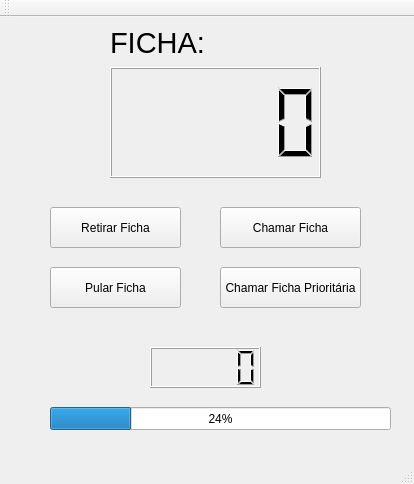
This is mainwindow.ui in allanradji/SGOD as Qt 5 draws it before an edit. The edited form follows.
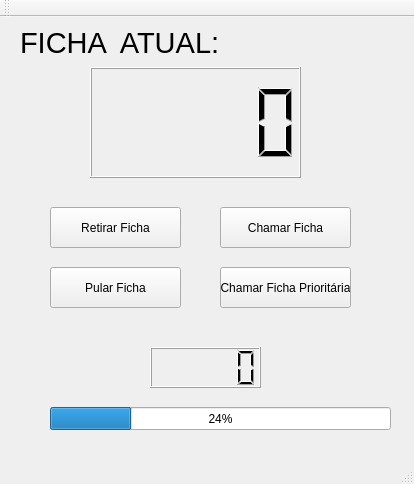
This is the edited form.

```diff
--- a/mainwindow.ui
+++ b/mainwindow.ui
@@ -39,7 +39,7 @@
      <rect>
       <x>220</x>
       <y>190</y>
-      <width>141</width>
+      <width>131</width>
       <height>41</height>
      </rect>
     </property>
@@ -75,7 +75,7 @@
      <rect>
       <x>220</x>
       <y>250</y>
-      <width>141</width>
+      <width>131</width>
       <height>41</height>
      </rect>
     </property>
@@ -89,9 +89,12 @@
     </property>
    </widget>
    <widget class="QLCDNumber" name="painel">
+    <property name="enabled">
+     <bool>true</bool>
+    </property>
     <property name="geometry">
      <rect>
-      <x>110</x>
+      <x>90</x>
       <y>50</y>
       <width>211</width>
       <height>111</height>
@@ -101,9 +104,9 @@
    <widget class="QLabel" name="label">
     <property name="geometry">
      <rect>
-      <x>110</x>
+      <x>20</x>
       <y>10</y>
-      <width>131</width>
+      <width>201</width>
       <height>31</height>
      </rect>
     </property>
@@ -114,7 +117,7 @@
      </font>
     </property>
     <property name="text">
-     <string>FICHA:</string>
+     <string>FICHA  ATUAL:</string>
     </property>
    </widget>
    <widget class="QLabel" name="lblFixaSuaFicha">
```
Left out of the diff: 23 changed lines with no effect on the pictures.
